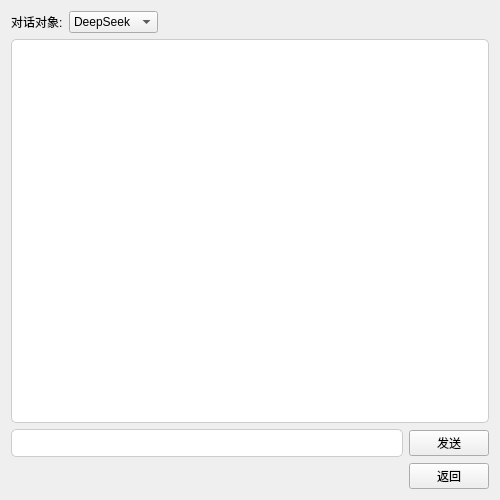
Above: UI_File/chat_window.ui from Lyghrock/Programming-Practice-2025-Spring-Project before the change. Below: the same form after it.
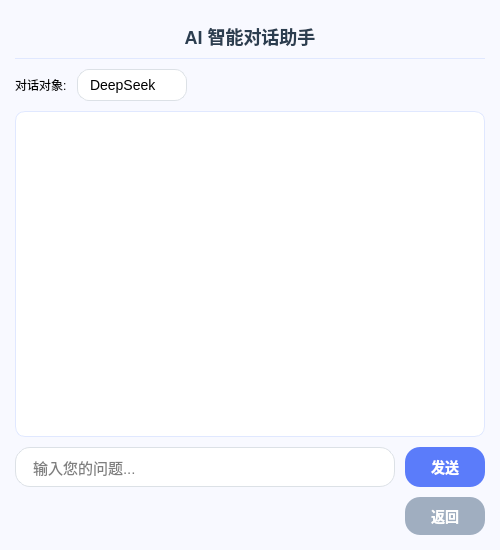
That is the form after the change.

Commit message: ai对话和功能界面优化和截屏图标添加（截屏应该还差一个界面捕获，可能需要帮忙一下）

```diff
--- a/UI_File/chat_window.ui
+++ b/UI_File/chat_window.ui
@@ -7,14 +7,118 @@
     <x>0</x>
     <y>0</y>
     <width>500</width>
-    <height>500</height>
+    <height>550</height>
    </rect>
   </property>
-  <layout class="QVBoxLayout" name="verticalLayout">
+  <property name="windowTitle">
+   <string>AI智能对话助手</string>
+  </property>
+  <property name="styleSheet">
+   <string notr="true">QWidget {
+    background-color: #f8f9ff;
+    font-family: 'Microsoft YaHei UI', sans-serif;
+}
+
+QLabel#title_label {
+    font-size: 18px;
+    font-weight: bold;
+    color: #2c3e50;
+    padding: 8px 0;
+    border-bottom: 1px solid #e0e8ff;
+}
+
+QTextBrowser {
+    background-color: white;
+    border: 1px solid #e0e8ff;
+    border-radius: 10px;
+    font-size: 15px;
+    padding: 15px;
+    color: #333333;
+}
+
+QLineEdit {
+    background-color: white;
+    border: 1px solid #dce1e6;
+    border-radius: 15px;
+    padding: 10px 15px;
+    font-size: 15px;
+}
+
+QPushButton {
+    background-color: #5b7cfa;
+    color: white;
+    border: none;
+    border-radius: 15px;
+    padding: 8px 16px;
+    font-size: 14px;
+    font-weight: 500;
+}
+
+QPushButton:hover {
+    background-color: #4a6cf7;
+}
+
+QPushButton:pressed {
+    background-color: #3a5af5;
+}
+
+QComboBox {
+    background-color: white;
+    border: 1px solid #dce1e6;
+    border-radius: 12px;
+    padding: 6px 12px;
+    font-size: 14px;
+}
+
+QComboBox::drop-down {
+    border: none;
+}
+
+#btn_back {
+    background-color: #a0aec0;
+}
+
+#btn_send {
+    font-weight: bold;
+}</string>
+  </property>
+  <layout class="QVBoxLayout" name="main_layout">
+   <property name="spacing">
+    <number>10</number>
+   </property>
+   <property name="leftMargin">
+    <number>15</number>
+   </property>
+   <property name="topMargin">
+    <number>15</number>
+   </property>
+   <property name="rightMargin">
+    <number>15</number>
+   </property>
+   <property name="bottomMargin">
+    <number>15</number>
+   </property>
+   
+   <!-- 标题区域 -->
    <item>
-    <layout class="QHBoxLayout" name="horizontalLayout_3">
+    <widget class="QLabel" name="title_label">
+     <property name="text">
+      <string>AI 智能对话助手</string>
+     </property>
+     <property name="objectName">
+      <string>title_label</string>
+     </property>
+     <property name="alignment">
+      <set>Qt::AlignCenter</set>
+     </property>
+    </widget>
+   </item>
+   
+   <!-- 模型选择区域 -->
+   <item>
+    <layout class="QHBoxLayout" name="model_layout">
      <item>
-      <widget class="QLabel" name="label">
+      <widget class="QLabel" name="model_label">
        <property name="text">
         <string>对话对象:</string>
        </property>
@@ -22,6 +126,7 @@
      </item>
      <item>
       <widget class="QComboBox" name="combo_chat_type">
+       <!-- 修改点：将选项改为 DeepSeek 和 大喷子 -->
        <item>
         <property name="text">
          <string>DeepSeek</string>
@@ -44,24 +149,25 @@
      </item>
     </layout>
    </item>
+   
+   <!-- 聊天区域 -->
    <item>
-    <widget class="QTextBrowser" name="text_chat">
-     <property name="styleSheet">
-      <string notr="true">background-color: #FFFFFF;
-border: 1px solid #CCCCCC;
-border-radius: 5px;
-font-size: 18px;</string>
-     </property>
-    </widget>
+    <widget class="QTextBrowser" name="text_chat"/>
    </item>
+   
+   <!-- 输入区域 -->
    <item>
-    <layout class="QHBoxLayout" name="horizontalLayout">
+    <layout class="QHBoxLayout" name="input_layout">
      <item>
       <widget class="QLineEdit" name="input_message">
-       <property name="styleSheet">
-        <string notr="true">border: 1px solid #CCCCCC;
-border-radius: 5px;
-padding: 5px;</string>
+       <property name="placeholderText">
+        <string>输入您的问题...</string>
+       </property>
+       <property name="minimumSize">
+        <size>
+         <width>0</width>
+         <height>40</height>
+        </size>
        </property>
       </widget>
      </item>
@@ -69,8 +175,8 @@
       <widget class="QPushButton" name="btn_send">
        <property name="minimumSize">
         <size>
-         <width>60</width>
-         <height>0</height>
+         <width>80</width>
+         <height>40</height>
         </size>
        </property>
        <property name="text">
@@ -80,8 +186,10 @@
      </item>
     </layout>
    </item>
+   
+   <!-- 返回按钮 -->
    <item>
-    <layout class="QHBoxLayout" name="horizontalLayout_2">
+    <layout class="QHBoxLayout" name="bottom_layout">
      <item>
       <spacer name="horizontalSpacer_2">
        <property name="orientation">
@@ -97,6 +205,15 @@
      </item>
      <item>
       <widget class="QPushButton" name="btn_back">
+       <property name="objectName">
+        <string>btn_back</string>
+       </property>
+       <property name="minimumSize">
+        <size>
+         <width>80</width>
+         <height>35</height>
+        </size>
+       </property>
        <property name="text">
         <string>返回</string>
        </property>
```
Left out of the diff: 16 changed lines with no effect on the pictures. The commit also changes 23 other files.
